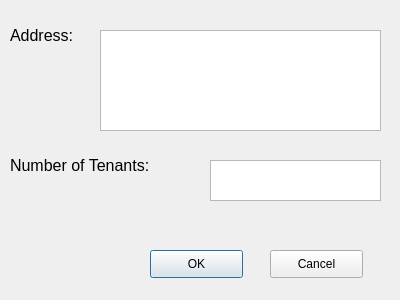
greg-maceachern12/MicroManage, file MicroManage/propdialogform.ui: the form before one commit.
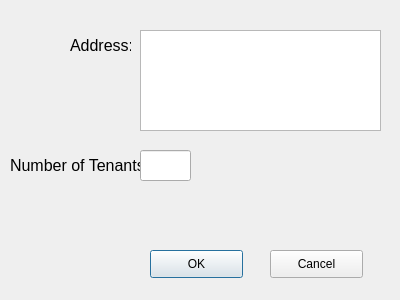
The form after the commit.

Commit message: Styled the Add Property dialog and changed the window title.

```diff
--- a/MicroManage/propdialogform.ui
+++ b/MicroManage/propdialogform.ui
@@ -13,29 +13,12 @@
   <property name="windowTitle">
    <string>Dialog</string>
   </property>
-  <widget class="QTextEdit" name="numEdit">
+  <widget class="QLabel" name="addLabel">
    <property name="geometry">
     <rect>
-     <x>210</x>
-     <y>160</y>
-     <width>171</width>
-     <height>41</height>
-    </rect>
-   </property>
-   <property name="html">
-    <string>&lt;!DOCTYPE HTML PUBLIC &quot;-//W3C//DTD HTML 4.0//EN&quot; &quot;http://www.w3.org/TR/REC-html40/strict.dtd&quot;&gt;
-&lt;html&gt;&lt;head&gt;&lt;meta name=&quot;qrichtext&quot; content=&quot;1&quot; /&gt;&lt;style type=&quot;text/css&quot;&gt;
-p, li { white-space: pre-wrap; }
-&lt;/style&gt;&lt;/head&gt;&lt;body style=&quot; font-family:'.SF NS Text'; font-size:13pt; font-weight:400; font-style:normal;&quot;&gt;
-&lt;p style=&quot;-qt-paragraph-type:empty; margin-top:0px; margin-bottom:0px; margin-left:0px; margin-right:0px; -qt-block-indent:0; text-indent:0px;&quot;&gt;&lt;br /&gt;&lt;/p&gt;&lt;/body&gt;&lt;/html&gt;</string>
-   </property>
-  </widget>
-  <widget class="QLabel" name="addLable">
-   <property name="geometry">
-    <rect>
-     <x>10</x>
-     <y>20</y>
-     <width>81</width>
+     <x>70</x>
+     <y>30</y>
+     <width>61</width>
      <height>31</height>
     </rect>
    </property>
@@ -69,9 +52,9 @@
   <widget class="QTextEdit" name="addEdit">
    <property name="geometry">
     <rect>
-     <x>100</x>
+     <x>140</x>
      <y>30</y>
-     <width>281</width>
+     <width>241</width>
      <height>101</height>
     </rect>
    </property>
@@ -109,6 +92,16 @@
     <string>Cancel</string>
    </property>
   </widget>
+  <widget class="QLineEdit" name="numEdit">
+   <property name="geometry">
+    <rect>
+     <x>140</x>
+     <y>150</y>
+     <width>51</width>
+     <height>31</height>
+    </rect>
+   </property>
+  </widget>
  </widget>
  <resources/>
  <connections/>
```
Left out of the diff: 2 changed lines with no effect on the pictures. The commit also changes 2 other files.
